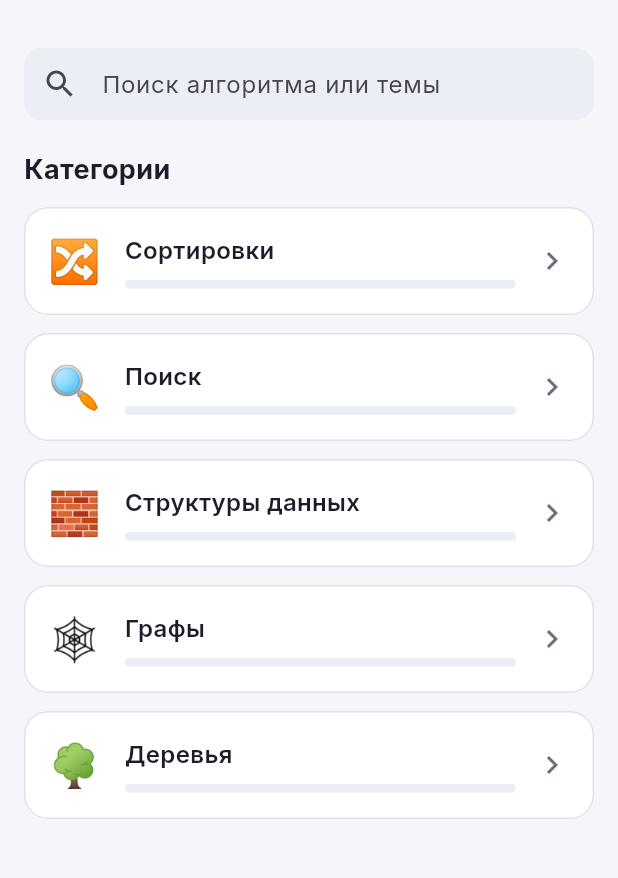
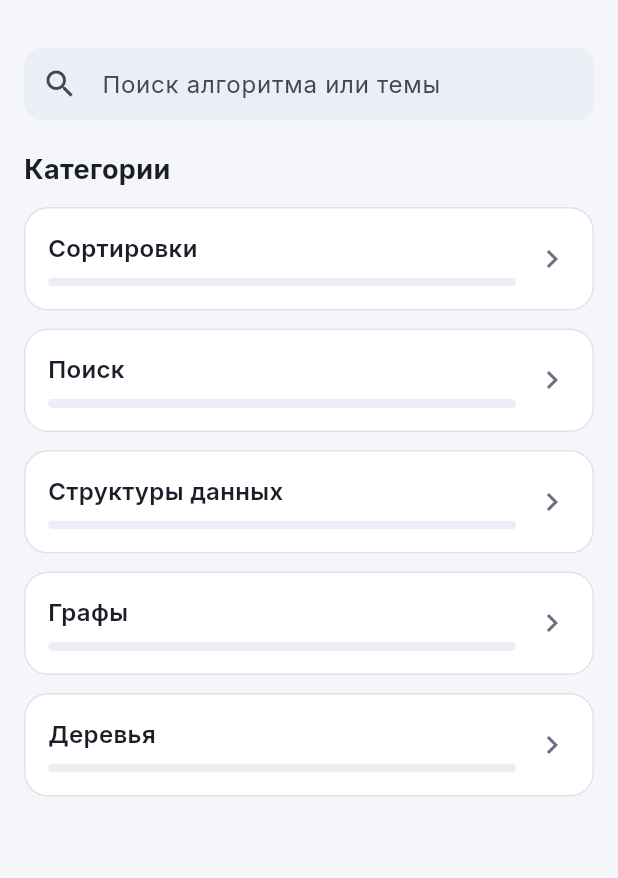
Before and after one commit to NeystKirill/Algo_App, a Flutter app: the screen it shows after launch, on a phone screen of 412 x 824 dp, the part 60-938 px from its top. Run offline on Flutter 3.47's test engine with Material 3 defaults, Android fonts, the phone set to English and light mode, and no system bars; our stand-ins replace flutter_highlight, flutter_riverpod, go_router, google_fonts, shared_preferences.

Commit message:
Remove leftover category.icon usage after icon getter removal
The icon getter was intentionally removed from AlgoCategory, but
home_screen.dart still referenced it, breaking the build.

```diff
--- a/lib/features/home/home_screen.dart
+++ b/lib/features/home/home_screen.dart
@@ -117,8 +117,6 @@ class _CategoryCard extends StatelessWidget {
           padding: const EdgeInsets.all(16),
           child: Row(
             children: [
-              Text(category.icon, style: const TextStyle(fontSize: 28)),
-              const SizedBox(width: 16),
               Expanded(
                 child: Column(
                   crossAxisAlignment: CrossAxisAlignment.start,
```
Also changed, not shown: lib/core/models/algorithm_info.dart (+0 -8 lines).
